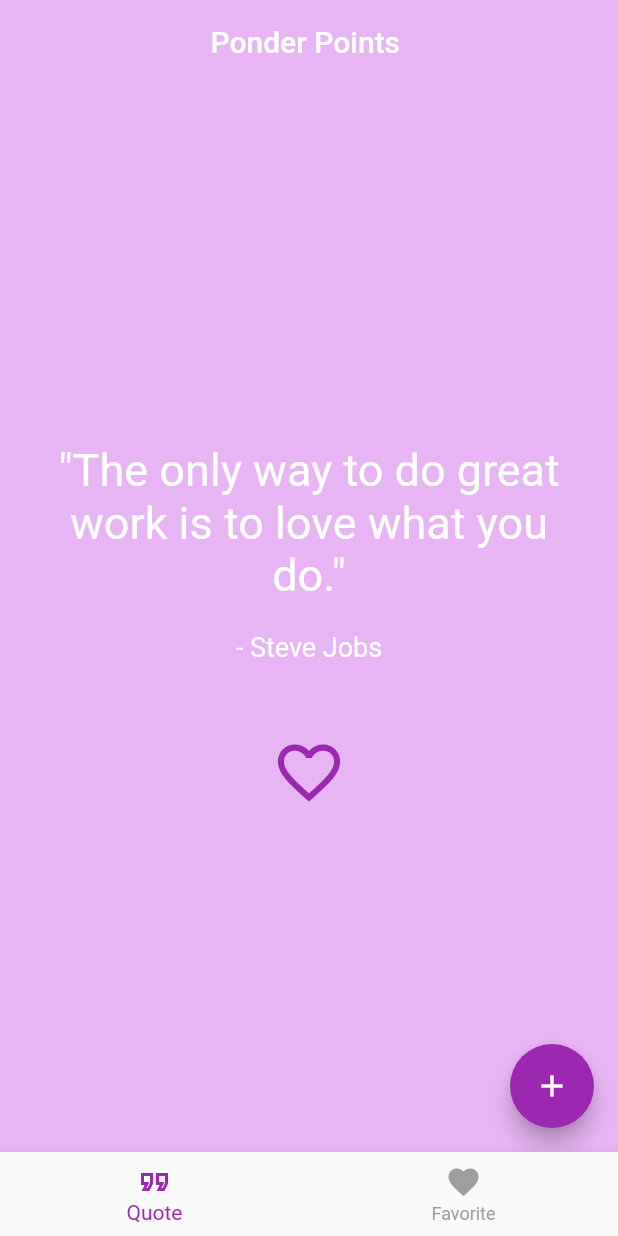
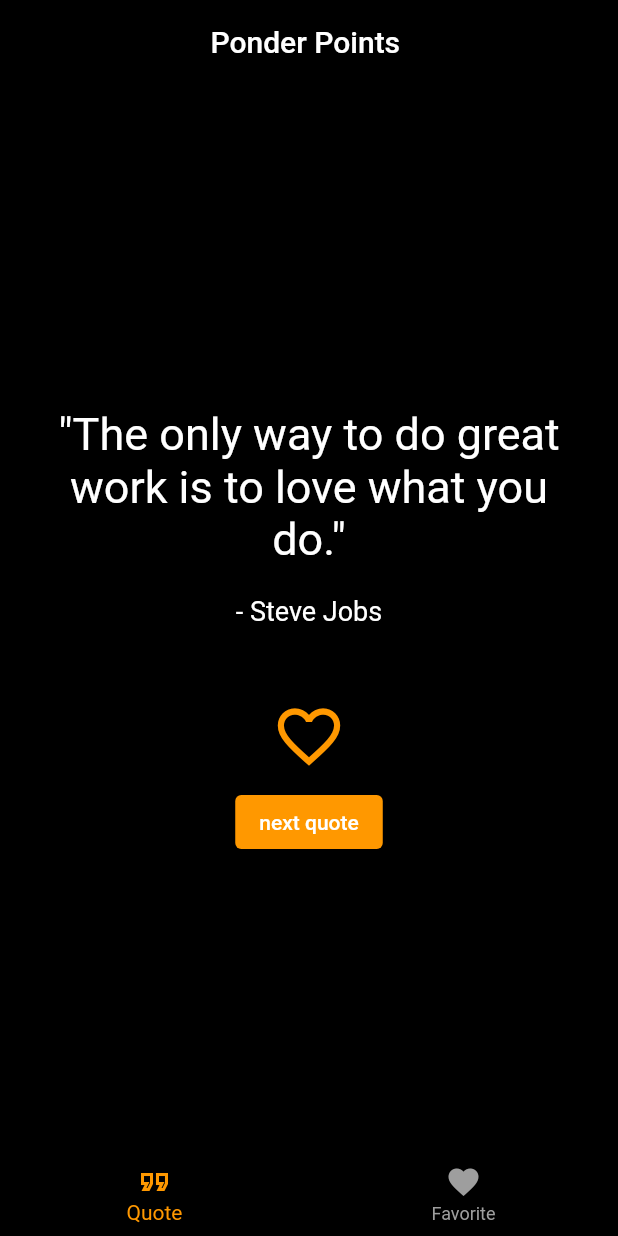
Before and after one commit to MiriamBaumgartner/ponder_points_app, a Flutter app: the screen it shows after launch, on a phone screen of 412 x 824 dp. Run offline on Flutter 3.47's test engine with Material 2 defaults, Android fonts, the phone set to English and light mode, and no system bars.

Commit message:
changed color and quote button

```diff
--- /dev/null
+++ b/lib/bird_test.dart
@@ -0,0 +1,18 @@
+import 'bird.dart';
+
+birdTest() {
+  print('bird test');
+  //erstelle 2 bird objekte/instanzen
+
+  //print die color (instanzvariable) von dem jeweiligen bird in dem
+  // du auf die member variable zugreifst
+
+  final taube = Bird('bunt');
+  final letter = taube.getSecondLetterOfColor();
+  print(letter);
+
+  final ente = Bird('gruen');
+  final schwan = Bird('weiss');
+  print(ente.color);
+  print(schwan.color);
+}
--- a/lib/bottom_navigation_screen.dart
+++ b/lib/bottom_navigation_screen.dart
@@ -22,16 +22,17 @@ class BottomNavigationScreen extends StatelessWidget {
     }
     return Scaffold(
       appBar: AppBar(
-        backgroundColor: const Color.fromARGB(255, 231, 181, 243),
+        backgroundColor: Color.fromARGB(255, 0, 0, 0),
         elevation: 0,
         centerTitle: true,
         title: Text(activeTabTitle),
       ),
       body: pages[tabProvider.selectedTab],
       bottomNavigationBar: BottomNavigationBar(
+        backgroundColor: Color.fromARGB(255, 0, 0, 0),
         currentIndex: tabProvider.selectedTab,
         onTap: (index) => tabProvider.changeTab(index),
-        selectedItemColor: Colors.purple,
+        selectedItemColor: Colors.orange,
         unselectedItemColor: Colors.grey,
         items: const [
           BottomNavigationBarItem(
--- a/lib/favorite_screen.dart
+++ b/lib/favorite_screen.dart
@@ -1,5 +1,5 @@
 import 'package:flutter/material.dart';
-import 'package:ponder_points_app/quote_provider.dart';
+import 'package:ponder_points_app/provider/quote_provider.dart';
 import 'package:provider/provider.dart';
 
 class FavoriteScreen extends StatelessWidget {
--- a/lib/main.dart
+++ b/lib/main.dart
@@ -1,8 +1,9 @@
 import 'package:flutter/material.dart';
 import 'package:ponder_points_app/change_tab_provider.dart';
 import 'package:provider/provider.dart';
-import 'package:ponder_points_app/quote_provider.dart';
+import 'package:ponder_points_app/provider/quote_provider.dart';
 
+import 'bird_test.dart';
 import 'bottom_navigation_screen.dart';
 
 void main() {
@@ -19,6 +20,7 @@ class MyApp extends StatelessWidget {
 
   @override
   Widget build(BuildContext context) {
+    birdTest();
     return MaterialApp(
       title: 'Flutter Demo',
       home: BottomNavigationScreen(),
--- a/lib/quote_provider.dart
+++ b/lib/provider/quote_provider.dart
@@ -1,9 +1,7 @@
 import 'dart:math';
-
 import 'package:flutter/material.dart';
-import 'package:ponder_points_app/quotes_data/quotes_data.dart';
-
-import 'models/quote.dart';
+import '../models/quote.dart';
+import '../quotes_data/quotes_data.dart';
 
 class QuoteProvider extends ChangeNotifier {
   final List<Quote> favoriteQuotes = [];
--- a/lib/quotes_screen.dart
+++ b/lib/quotes_screen.dart
@@ -1,5 +1,5 @@
 import 'package:flutter/material.dart';
-import 'package:ponder_points_app/quote_provider.dart';
+import 'package:ponder_points_app/provider/quote_provider.dart';
 import 'package:provider/provider.dart';
 
 class QuotesScreen extends StatelessWidget {
@@ -13,7 +13,7 @@ class QuotesScreen extends StatelessWidget {
     final quoteProvider = context.watch<QuoteProvider>();
 
     return Scaffold(
-      backgroundColor: const Color.fromARGB(255, 231, 181, 243),
+      backgroundColor: Color.fromARGB(255, 0, 0, 0),
       body: Center(
         child: Column(
           mainAxisAlignment: MainAxisAlignment.center,
@@ -43,18 +43,27 @@ class QuotesScreen extends StatelessWidget {
                   ? Icons.favorite
                   : Icons.favorite_border),
               iconSize: 50,
-              color: Colors.purple,
-            )
+              color: Colors.orange,
+            ),
+            SizedBox(
+              width: 30,
+            ),
+            ElevatedButton(
+                onPressed: () => quoteProvider.randomQuote(),
+                child: Text('next quote'),
+                style: ButtonStyle(
+                    backgroundColor: MaterialStateProperty.all(Colors.orange))),
           ],
         ),
       ),
-      floatingActionButton: FloatingActionButton(
-        backgroundColor: Colors.purple,
-        onPressed: () => quoteProvider.randomQuote(),
-        child: const Icon(
-          Icons.add,
-        ),
-      ),
+
+      // floatingActionButton: FloatingActionButton(
+      //   backgroundColor: Colors.purple,
+      //   onPressed: () => quoteProvider.randomQuote(),
+      //   child: const Icon(
+      //     Icons.add,
+      //   ),
+      // ),
     );
   }
 }
```
Also changed, not shown: lib/bird.dart (+12 -5 lines).
